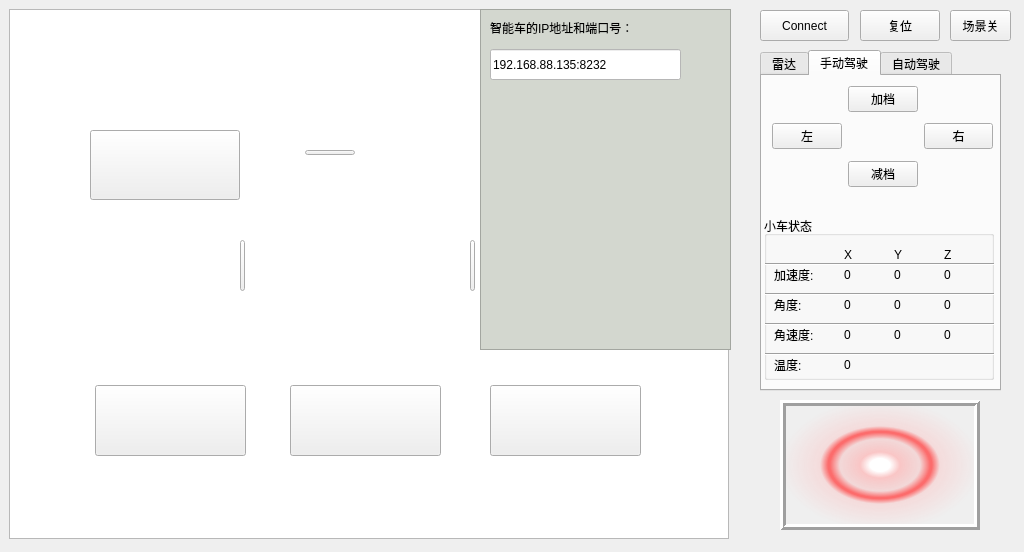
Before: the Qt Designer form AICarDemo/aicardemo.ui in qq936859639/test2, drawn with Qt 5.
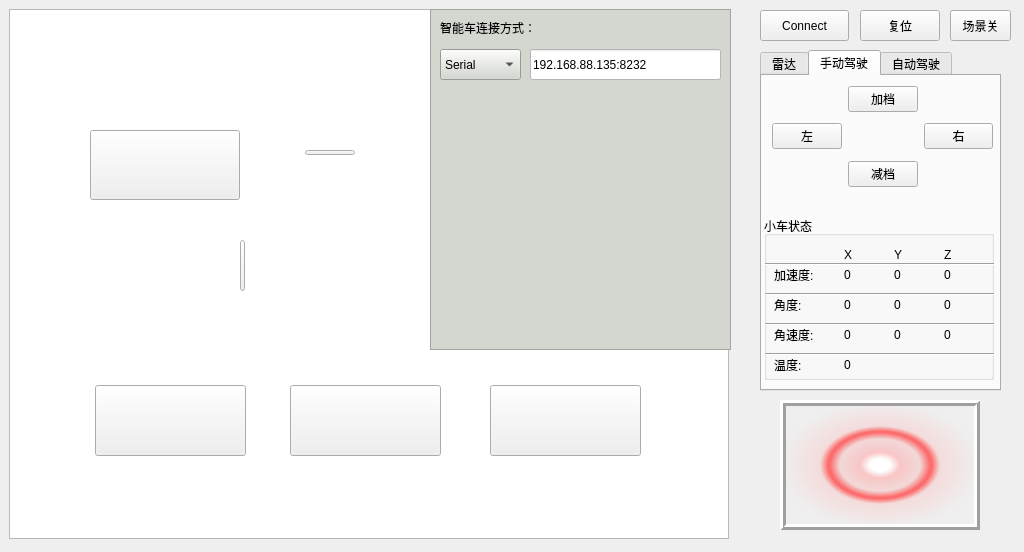
After: the same form once the commit is applied. Icons and pictures are not drawn.

```diff
--- a/AICarDemo/aicardemo.ui
+++ b/AICarDemo/aicardemo.ui
@@ -1090,9 +1090,9 @@
   <widget class="QFrame" name="frame">
    <property name="geometry">
     <rect>
-     <x>480</x>
+     <x>430</x>
      <y>9</y>
-     <width>251</width>
+     <width>301</width>
      <height>341</height>
     </rect>
    </property>
@@ -1115,13 +1115,13 @@
      </rect>
     </property>
     <property name="text">
-     <string>智能车的IP地址和端口号：</string>
+     <string>智能车连接方式：</string>
     </property>
    </widget>
    <widget class="QLineEdit" name="lineEdit">
     <property name="geometry">
      <rect>
-      <x>10</x>
+      <x>100</x>
       <y>40</y>
       <width>191</width>
       <height>31</height>
@@ -1134,6 +1134,26 @@
      <string>192.168.88.135:8232</string>
     </property>
    </widget>
+   <widget class="QComboBox" name="connectType">
+    <property name="geometry">
+     <rect>
+      <x>10</x>
+      <y>40</y>
+      <width>81</width>
+      <height>31</height>
+     </rect>
+    </property>
+    <item>
+     <property name="text">
+      <string>Serial</string>
+     </property>
+    </item>
+    <item>
+     <property name="text">
+      <string>TCP</string>
+     </property>
+    </item>
+   </widget>
   </widget>
   <widget class="QLabel" name="passengers">
    <property name="geometry">
```
